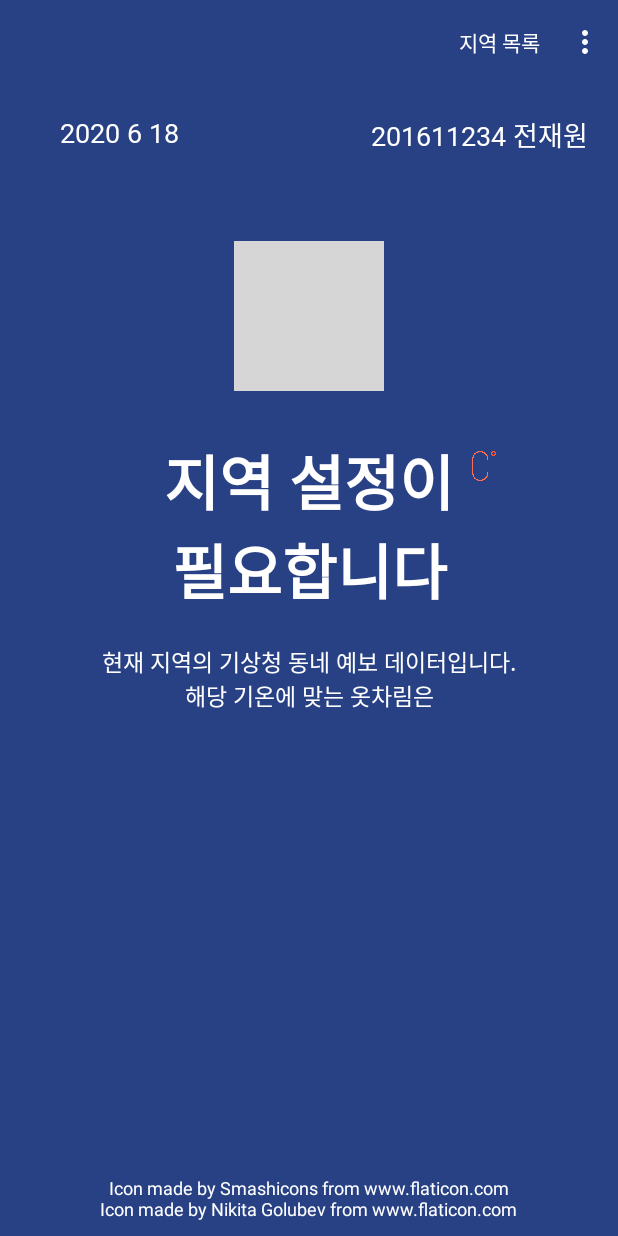
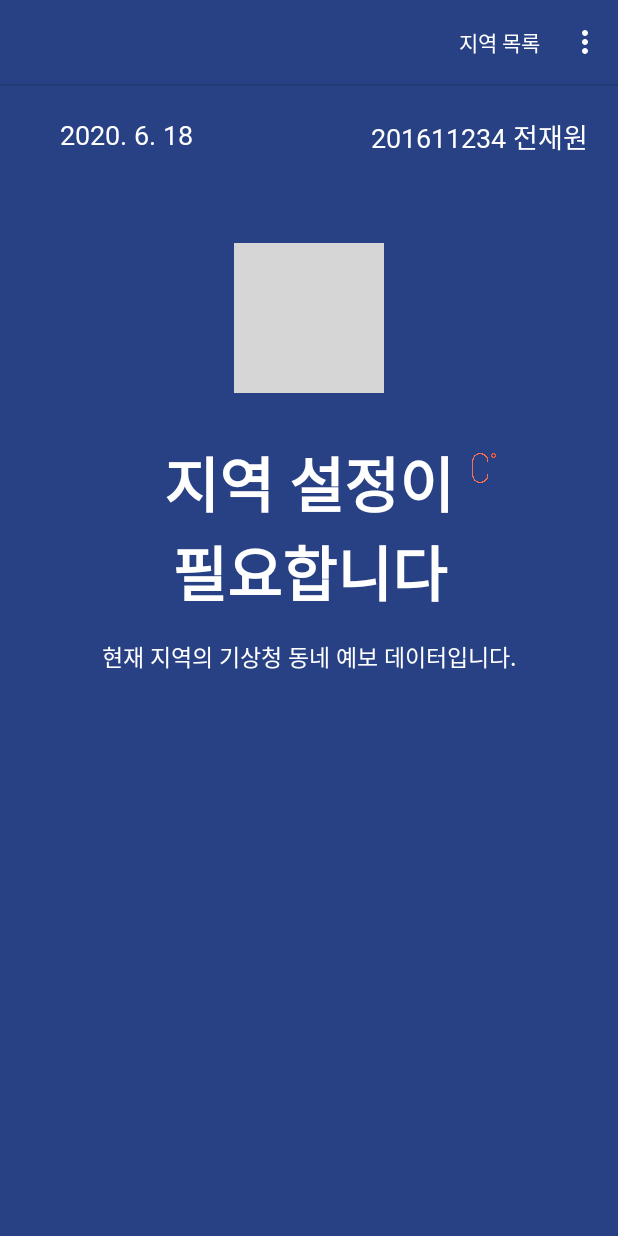
Before and after one commit to JeonJaewon/weather, an Android app: the screen it shows after launch (MainActivity), on a phone screen of 412 x 824 dp. Run offline under Robolectric (Android 15) with nearby library versions, the phone set to English and light mode, and no system bars; grey boxes are pictures that could not be loaded.

Commit message:
fix minor design

```diff
--- a/app/src/main/java/com/example/weather_rabbit/DisplayInitializer.kt
+++ b/app/src/main/java/com/example/weather_rabbit/DisplayInitializer.kt
@@ -8,7 +8,7 @@ class DisplayInitializer(val frag: HomeFragment) {
     fun init() {
         val calendar = Calendar.getInstance()
         val dateStr = calendar.get(Calendar.YEAR)
-            .toString() + " " + (calendar.get(Calendar.MONTH) + 1) + " " + calendar.get(Calendar.DAY_OF_MONTH)
+            .toString() + ". " + (calendar.get(Calendar.MONTH) + 1) + ". " + calendar.get(Calendar.DAY_OF_MONTH)
         val dateText = frag.activity?.findViewById<TextView>(R.id.date_text)
         dateText?.text = dateStr
 
--- a/app/src/main/res/layout/activity_main.xml
+++ b/app/src/main/res/layout/activity_main.xml
@@ -20,7 +20,7 @@
     <LinearLayout
         android:id="@+id/main_frag_container"
         android:layout_width="match_parent"
-        android:layout_height="wrap_content"
+        android:layout_height="match_parent"
         android:orientation="vertical">
 
 <!--        <fragment-->
--- a/app/src/main/res/layout/fragment_home.xml
+++ b/app/src/main/res/layout/fragment_home.xml
@@ -5,18 +5,21 @@
     android:id="@+id/frag_home_layout"
     android:layout_width="match_parent"
     android:layout_height="wrap_content"
+    android:background="@color/heavyBlue"
     android:orientation="vertical">
+    <View
+        android:id="@+id/divider"
+        android:layout_width="match_parent"
+        android:layout_height="1dp"
+        android:background="?android:attr/listDivider" />
 
     <androidx.swiperefreshlayout.widget.SwipeRefreshLayout
         android:id="@+id/swipe_layout"
         android:layout_width="match_parent"
         android:layout_height="match_parent">
-
         <RelativeLayout
             android:layout_width="match_parent"
-            android:layout_height="match_parent"
-            android:background="@color/heavyBlue">
-
+            android:layout_height="match_parent">
             <TextView
                 android:id="@+id/location_text"
                 android:layout_width="wrap_content"
@@ -79,9 +82,9 @@
                 android:layout_height="wrap_content"
                 android:layout_below="@id/t3h_text"
                 android:layout_centerHorizontal="true"
-                android:layout_marginTop="20dp"
+                android:layout_marginTop="15dp"
                 android:gravity="center"
-                android:text="현재 지역의 기상청 동네 예보 데이터입니다.\n해당 기온에 맞는 옷차림은"
+                android:text="현재 지역의 기상청 동네 예보 데이터입니다."
                 android:textSize="15sp"
                 android:textColor="#FFFFFF"/>
 
@@ -92,17 +95,6 @@
                 android:layout_below="@id/description_text"
                 android:layout_marginTop="30dp"
                 android:orientation="vertical"></LinearLayout>
-            <TextView
-                android:layout_width="wrap_content"
-                android:layout_height="wrap_content"
-                android:layout_alignParentBottom="true"
-                android:layout_centerHorizontal="true"
-                android:layout_marginTop="20dp"
-                android:layout_marginBottom="10dp"
-                android:gravity="center"
-                android:text="Icon made by Smashicons from www.flaticon.com\nIcon made by Nikita Golubev from www.flaticon.com"
-                android:textSize="12sp"
-                android:textColor="#FFFFFF"/>
         </RelativeLayout>
     </androidx.swiperefreshlayout.widget.SwipeRefreshLayout>
 </LinearLayout>
--- a/app/src/main/res/layout/fragment_location.xml
+++ b/app/src/main/res/layout/fragment_location.xml
@@ -37,5 +37,4 @@
         android:textSize="24sp"
         android:textColor="#FFFFFF"
         android:textStyle="bold" />
-
 </LinearLayout>
```
